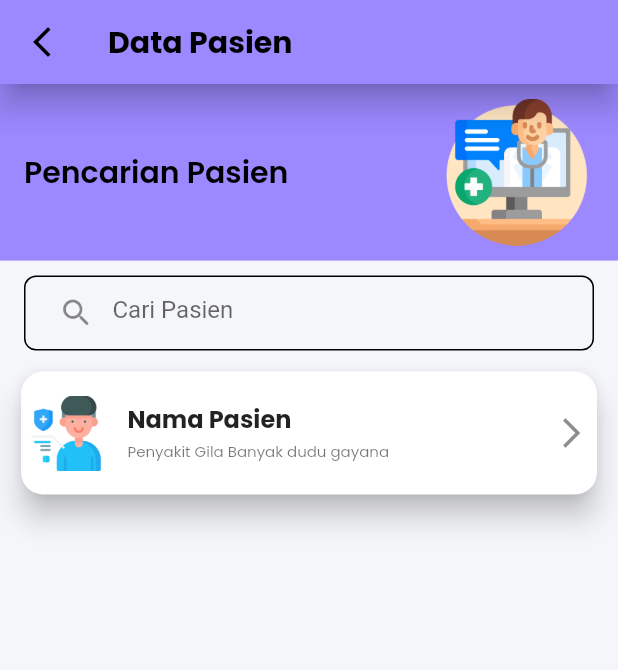
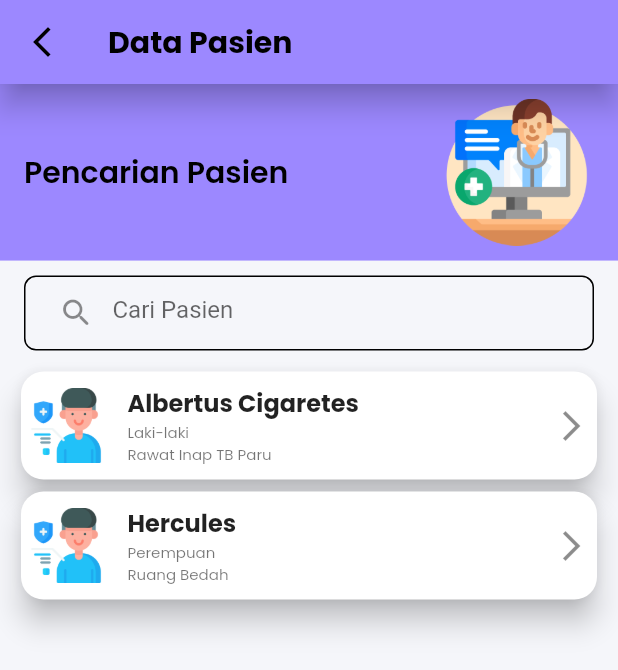
Before and after one commit to ardi7923/flutter-rumahsakit, a Flutter app: the screen it shows after launch, after a tap on "Cari Pasien", on a phone screen of 412 x 824 dp. Shown: the top 670 px of the screen. Run offline on Flutter 3.47's test engine with Material 2 defaults, Android fonts, the phone set to English and light mode, and no system bars; our stand-ins replace equatable, flutter_spinkit, get, google_fonts, supercharged.

Commit message:
connect data patien

```diff
--- /dev/null
+++ b/lib/model/model.dart
@@ -0,0 +1,3 @@
+import 'package:equatable/equatable.dart';
+
+part "patient.dart";
--- /dev/null
+++ b/lib/model/patient.dart
@@ -0,0 +1,44 @@
+part of "model.dart";
+
+enum Gender { Laki, Perempuan }
+
+class Patient extends Equatable {
+  final int id;
+  final String name;
+  final Gender gender;
+  final String address;
+  final String phone;
+  final String room;
+  final String status;
+
+  Patient(
+      {this.id,
+      this.name,
+      this.gender,
+      this.address,
+      this.phone,
+      this.room,
+      this.status});
+
+  @override
+  List<Object> get props => [];
+}
+
+List<Patient> mockPatient = [
+  Patient(
+      id: 1,
+      name: "Albertus Cigaretes",
+      gender: Gender.Laki,
+      room: "Rawat Inap TB Paru",
+      address: "Jalan Faisal no 17 Kecamatan Rappocini",
+      phone: "085 340 630 610",
+      status: "Pemulihan"),
+  Patient(
+      id: 2,
+      name: "Hercules",
+      gender: Gender.Perempuan,
+      room: "Ruang Bedah",
+      address: "Jalan Sungai Saddang Baru",
+      phone: "085 340 630 620",
+      status: "Rawaat Inap"),
+];
--- a/lib/screen/patient_screen.dart
+++ b/lib/screen/patient_screen.dart
@@ -36,7 +36,6 @@ class _PatientScreenState extends State<PatientScreen> {
                               fontSize: 20,
                               color: Colors.black),
                         ),
-
                       ],
                     ),
                     Image.asset(
@@ -69,32 +68,42 @@ class _PatientScreenState extends State<PatientScreen> {
               margin: EdgeInsets.fromLTRB(10, 0, 10, 0),
               height: MediaQuery.of(context).size.height / 1.63,
               child: ListView(
-                children: [
-                  Card(
+                  children: mockPatient
+                      .map((e) => Card(
                             elevation: 8,
                             shape: RoundedRectangleBorder(
                                 borderRadius: BorderRadius.circular(15)),
                             child: InkWell(
                               borderRadius: BorderRadius.circular(15),
                               splashColor: primaryColor,
-
-                      onTap: (){
-                        Get.to(PatientDetailScreen(),transition: Transition.leftToRightWithFade);
+                              onTap: () {
+                                Get.to(() => PatientDetailScreen(patient: e,),
+                                    transition: Transition.leftToRightWithFade);
                               },
                               child: ListTile(
-                        contentPadding:
-                            EdgeInsets.symmetric(vertical: 5, horizontal: 5),
+                                contentPadding: EdgeInsets.symmetric(
+                                    vertical: 5, horizontal: 5),
                                 leading: Image.asset(
                                   "assets/icons/patient.png",
                                   width: 50,
                                 ),
                                 title: Text(
-                          "Nama Pasien",
-                          style: poppinsFont.copyWith(fontWeight: FontWeight.bold),
+                                  e.name,
+                                  style: poppinsFont.copyWith(
+                                      fontWeight: FontWeight.bold),
                                 ),
-                        subtitle: Text(
-                          "Penyakit Gila Banyak dudu gayana",
+                                subtitle: Column(
+                                  crossAxisAlignment: CrossAxisAlignment.start,
+                                  children: [
+                                    Text(
+                                      (e.gender == Gender.Laki) ? "Laki-laki" : "Perempuan",
                                       style: poppinsFont.copyWith(fontSize: 10),
+                                    ),
+                                    Text(
+                                      e.room,
+                                      style: poppinsFont.copyWith(fontSize: 10),
+                                    ),
+                                  ],
                                 ),
                                 trailing: Column(
                                   mainAxisAlignment: MainAxisAlignment.center,
@@ -105,9 +114,8 @@ class _PatientScreenState extends State<PatientScreen> {
                                 ),
                               ),
                             ),
-                  )
-                ],
-              ),
+                          ))
+                      .toList()),
             )
           ],
         ),
--- a/lib/screen/screen.dart
+++ b/lib/screen/screen.dart
@@ -2,6 +2,7 @@ import 'dart:async';
 
 import 'package:flutter/material.dart';
 import 'package:flutter_rumahsakit/layout/layout.dart';
+import 'package:flutter_rumahsakit/model/model.dart';
 import 'package:flutter_rumahsakit/shared/shared.dart';
 import 'package:flutter_rumahsakit/widget/widget.dart';
 import 'package:flutter_spinkit/flutter_spinkit.dart';
--- a/pubspec.yaml
+++ b/pubspec.yaml
@@ -24,6 +24,7 @@ dependencies:
   flutter:
     sdk: flutter
   cupertino_icons: ^1.0.2
+  equatable: ^2.0.3
   flutter_spinkit: ^5.0.0
   get: ^4.1.4
   google_fonts: ^2.1.0
```
Also changed, not shown: lib/screen/patient_detail_screen.dart (+25 -7 lines), pubspec.lock. Lines whose indentation alone changed are shown as unchanged.
